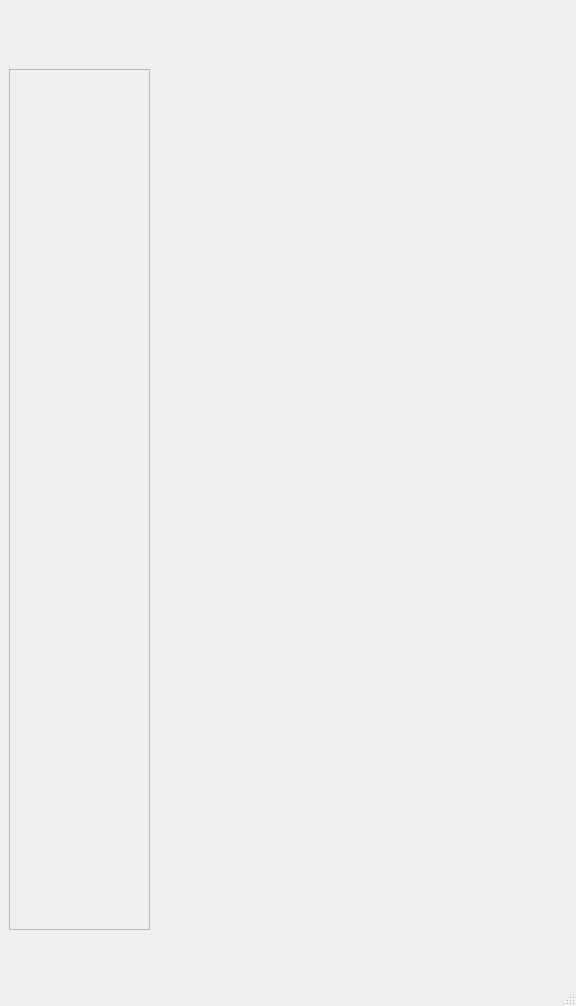
Old version of the form mainwindow.ui in the repository momo674/COMP3004-FinalProject.
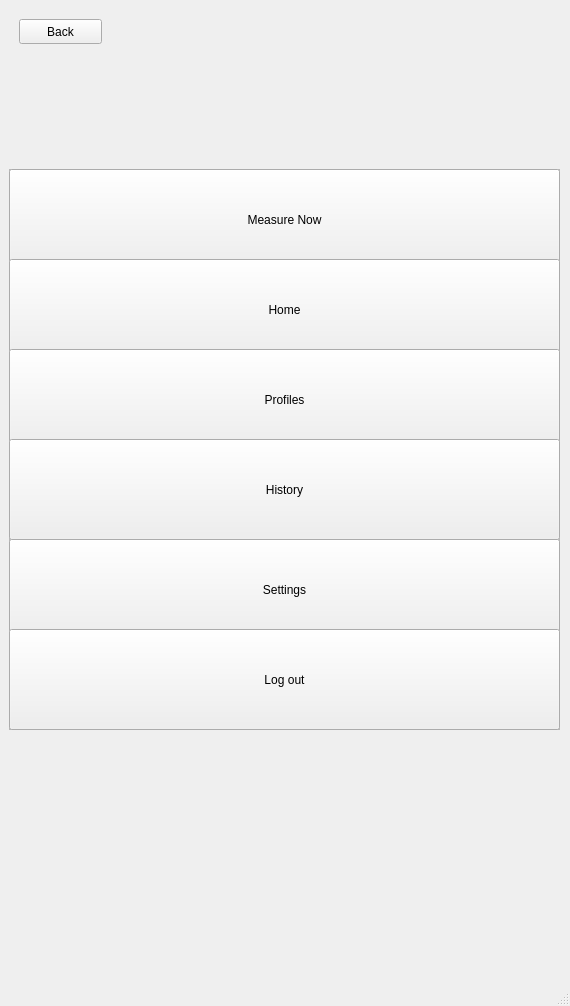
New version of the form.

Commit message: updated gui - created menu, added functionality to login and create profile

Diff of the .ui file:
```diff
--- a/mainwindow.ui
+++ b/mainwindow.ui
@@ -6,7 +6,7 @@
    <rect>
     <x>0</x>
     <y>0</y>
-    <width>576</width>
+    <width>570</width>
     <height>1006</height>
    </rect>
   </property>
@@ -108,7 +108,7 @@
          <string>Password</string>
         </property>
        </widget>
-       <widget class="QPushButton" name="pushButton_2">
+       <widget class="QPushButton" name="pushButton_enter">
         <property name="geometry">
          <rect>
           <x>170</x>
@@ -426,11 +426,11 @@
          <string>Confirm Password</string>
         </property>
        </widget>
-       <widget class="QPushButton" name="pushButton">
+       <widget class="QPushButton" name="pushButton_save">
         <property name="geometry">
          <rect>
           <x>110</x>
-          <y>730</y>
+          <y>770</y>
           <width>321</width>
           <height>71</height>
          </rect>
@@ -458,9 +458,9 @@
         <property name="geometry">
          <rect>
           <x>0</x>
-          <y>60</y>
-          <width>141</width>
-          <height>861</height>
+          <y>160</y>
+          <width>551</width>
+          <height>561</height>
          </rect>
         </property>
         <property name="frameShape">
@@ -469,6 +469,125 @@
         <property name="frameShadow">
          <enum>QFrame::Raised</enum>
         </property>
+        <widget class="QPushButton" name="pushButton">
+         <property name="geometry">
+          <rect>
+           <x>0</x>
+           <y>0</y>
+           <width>551</width>
+           <height>101</height>
+          </rect>
+         </property>
+         <property name="text">
+          <string>Measure Now</string>
+         </property>
+        </widget>
+        <widget class="QPushButton" name="pushButton_2">
+         <property name="geometry">
+          <rect>
+           <x>0</x>
+           <y>90</y>
+           <width>551</width>
+           <height>101</height>
+          </rect>
+         </property>
+         <property name="text">
+          <string>Home</string>
+         </property>
+        </widget>
+        <widget class="QPushButton" name="pushButton_5">
+         <property name="geometry">
+          <rect>
+           <x>0</x>
+           <y>180</y>
+           <width>551</width>
+           <height>101</height>
+          </rect>
+         </property>
+         <property name="text">
+          <string>Profiles</string>
+         </property>
+        </widget>
+        <widget class="QPushButton" name="pushButton_6">
+         <property name="geometry">
+          <rect>
+           <x>0</x>
+           <y>270</y>
+           <width>551</width>
+           <height>101</height>
+          </rect>
+         </property>
+         <property name="text">
+          <string>History</string>
+         </property>
+        </widget>
+        <widget class="QPushButton" name="pushButton_7">
+         <property name="geometry">
+          <rect>
+           <x>0</x>
+           <y>370</y>
+           <width>551</width>
+           <height>101</height>
+          </rect>
+         </property>
+         <property name="text">
+          <string>Settings</string>
+         </property>
+        </widget>
+        <widget class="QPushButton" name="pushButton_8">
+         <property name="geometry">
+          <rect>
+           <x>0</x>
+           <y>460</y>
+           <width>551</width>
+           <height>101</height>
+          </rect>
+         </property>
+         <property name="text">
+          <string>Log out</string>
+         </property>
+        </widget>
+       </widget>
+       <widget class="QPushButton" name="pushButton_9">
+        <property name="geometry">
+         <rect>
+          <x>10</x>
+          <y>10</y>
+          <width>83</width>
+          <height>25</height>
+         </rect>
+        </property>
+        <property name="text">
+         <string>Back</string>
+        </property>
+       </widget>
+      </widget>
+      <widget class="QWidget" name="page_5">
+       <widget class="QLabel" name="label_9">
+        <property name="geometry">
+         <rect>
+          <x>230</x>
+          <y>410</y>
+          <width>62</width>
+          <height>17</height>
+         </rect>
+        </property>
+        <property name="text">
+         <string>HOME</string>
+        </property>
+       </widget>
+       <widget class="QPushButton" name="pushButton_menu">
+        <property name="geometry">
+         <rect>
+          <x>482</x>
+          <y>10</y>
+          <width>61</width>
+          <height>41</height>
+         </rect>
+        </property>
+        <property name="text">
+         <string>Menu</string>
+        </property>
        </widget>
       </widget>
      </widget>
```
Left out of the diff: 51 changed lines with no effect on the pictures. The commit also changes 3 other files.
